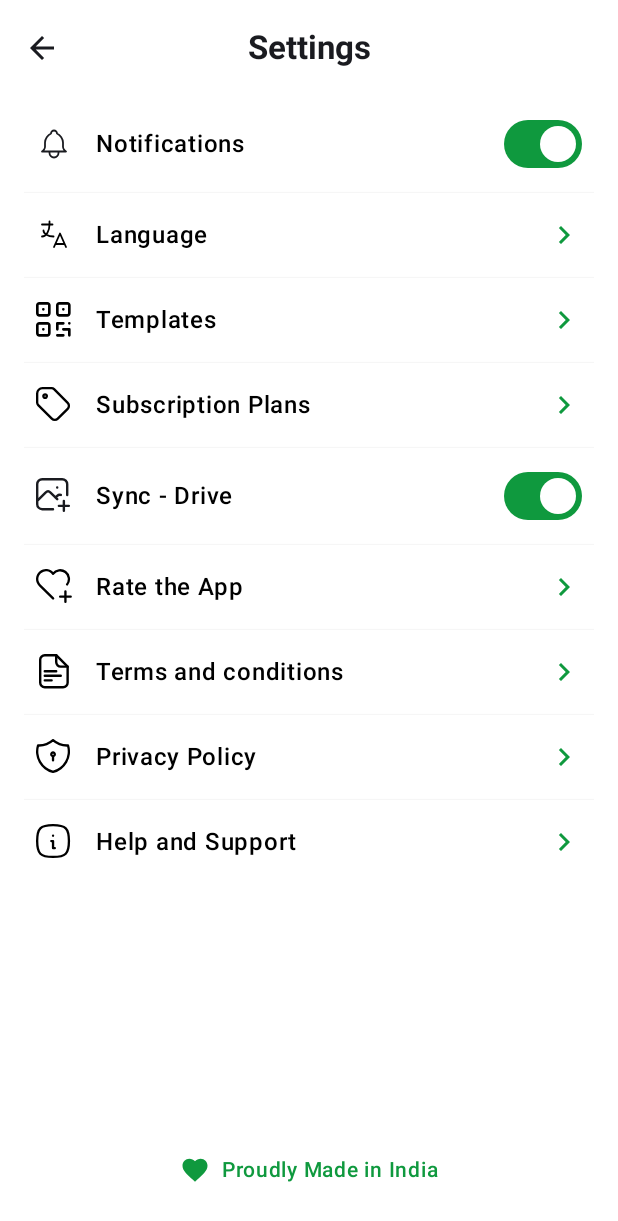
After one commit to ayaxan7/Geo-Snap, an Android app built with Jetpack Compose: the composable SettingsScreen shown on its own in the app's theme, on a phone screen of 412 x 824 dp. The commit adds this screen. Shown: the top 1221 px of the screen. Run offline under Robolectric (Android 15) with nearby library versions, the phone set to English and light mode, and no system bars.

Commit message:
Add SettingsScreen with navigation and settings options

```diff
--- a/app/src/main/java/com/chirag/geosnap/presentation/navigation/Destination.kt
+++ b/app/src/main/java/com/chirag/geosnap/presentation/navigation/Destination.kt
@@ -18,6 +18,7 @@ sealed class Destination(val route: String) {
     data object Language : Destination(route = LanguageRoute)
     data object Home : Destination(route = HomeRoute)
     data object Gallery : Destination(route = GalleryRoute)
+    data object Settings : Destination(route = SettingsRoute)
 
     /** Full-screen media viewer, opened at the tapped gallery [index]. */
     data class GalleryViewer(val index: Int) : Destination(
@@ -70,6 +71,7 @@ private const val PermissionsRoute = "permissions"
 private const val LanguageRoute = "language"
 private const val HomeRoute = "home"
 private const val GalleryRoute = "gallery"
+private const val SettingsRoute = "settings"
 
 /** Central navigation entry points for the app. */
 fun NavController.navigateTo(destination: Destination, builder: NavOptionsBuilder.() -> Unit = {}) {
@@ -82,6 +84,10 @@ fun NavController.navigateToPermissions() {
 
 fun NavController.navigateToLanguage() {
     navigateTo(Destination.Language) { launchSingleTop = true }
+}
+
+fun NavController.navigateToSettings() {
+    navigateTo(Destination.Settings) { launchSingleTop = true }
 }
 
 fun NavController.navigateToHome() {
--- a/app/src/main/java/com/chirag/geosnap/presentation/navigation/GeoSnapNavHost.kt
+++ b/app/src/main/java/com/chirag/geosnap/presentation/navigation/GeoSnapNavHost.kt
@@ -38,6 +38,7 @@ import com.chirag.geosnap.presentation.home.HomeScreen
 import com.chirag.geosnap.presentation.main.MainViewModel
 import com.chirag.geosnap.presentation.onboarding.LanguageScreen
 import com.chirag.geosnap.presentation.onboarding.PermissionsScreen
+import com.chirag.geosnap.presentation.settings.SettingsScreen
 
 /**
  * App root: observes the persisted onboarding state asynchronously and only
@@ -126,7 +127,14 @@ internal fun GeoSnapNavHost(startDestination: String, isAlreadyOnboarded: Boolea
                 onTakeVideo = { navController.navigateToCamera(CameraMode.VIDEO) },
                 onQuickShare = { navController.navigateToCamera(CameraMode.QUICK_SHARE) },
                 onOpenGallery = navController::navigateToGallery,
-                onOpenSettings=navController::navigateToLanguage
+                onOpenSettings = navController::navigateToSettings
+            )
+        }
+
+        composable(Destination.Settings.route) {
+            SettingsScreen(
+                onBack = navController::popBackStack,
+                onLanguageClick = navController::navigateToLanguage
             )
         }
 
--- /dev/null
+++ b/app/src/main/java/com/chirag/geosnap/presentation/settings/SettingsScreen.kt
@@ -0,0 +1,273 @@
+package com.chirag.geosnap.presentation.settings
+
+import androidx.annotation.DrawableRes
+import androidx.compose.foundation.clickable
+import androidx.compose.foundation.layout.Arrangement
+import androidx.compose.foundation.layout.Column
+import androidx.compose.foundation.layout.Row
+import androidx.compose.foundation.layout.Spacer
+import androidx.compose.foundation.layout.fillMaxSize
+import androidx.compose.foundation.layout.fillMaxWidth
+import androidx.compose.foundation.layout.padding
+import androidx.compose.foundation.layout.size
+import androidx.compose.foundation.rememberScrollState
+import androidx.compose.foundation.verticalScroll
+import androidx.compose.material.icons.Icons
+import androidx.compose.material.icons.automirrored.filled.ArrowBack
+import androidx.compose.material.icons.automirrored.filled.ExitToApp
+import androidx.compose.material.icons.automirrored.filled.HelpOutline
+import androidx.compose.material.icons.automirrored.filled.ListAlt
+import androidx.compose.material.icons.filled.ChevronRight
+import androidx.compose.material.icons.filled.CloudSync
+import androidx.compose.material.icons.filled.Favorite
+import androidx.compose.material.icons.filled.FavoriteBorder
+import androidx.compose.material.icons.filled.LocalOffer
+import androidx.compose.material.icons.filled.NotificationsNone
+import androidx.compose.material.icons.filled.Security
+import androidx.compose.material.icons.filled.SpaceDashboard
+import androidx.compose.material.icons.filled.Translate
+import androidx.compose.material3.Divider
+import androidx.compose.material3.ExperimentalMaterial3Api
+import androidx.compose.material3.HorizontalDivider
+import androidx.compose.material3.Icon
+import androidx.compose.material3.IconButton
+import androidx.compose.material3.MaterialTheme
+import androidx.compose.material3.Scaffold
+import androidx.compose.material3.Switch
+import androidx.compose.material3.SwitchDefaults
+import androidx.compose.material3.Text
+import androidx.compose.material3.TopAppBar
+import androidx.compose.material3.TopAppBarDefaults
+import androidx.compose.runtime.Composable
+import androidx.compose.runtime.getValue
+import androidx.compose.runtime.mutableStateOf
+import androidx.compose.runtime.remember
+import androidx.compose.runtime.setValue
+import androidx.compose.ui.Alignment
+import androidx.compose.ui.Modifier
+import androidx.compose.ui.graphics.Color
+import androidx.compose.ui.graphics.vector.ImageVector
+import androidx.compose.ui.res.painterResource
+import androidx.compose.ui.res.stringResource
+import androidx.compose.ui.text.font.FontWeight
+import androidx.compose.ui.unit.dp
+import androidx.compose.ui.unit.sp
+import com.chirag.geosnap.R
+import com.chirag.geosnap.ui.theme.PrimaryGreen
+
+@OptIn(ExperimentalMaterial3Api::class)
+@Composable
+fun SettingsScreen(
+    onBack: () -> Unit,
+    onLanguageClick: () -> Unit
+) {
+    var notificationsEnabled by remember { mutableStateOf(true) }
+    var syncEnabled by remember { mutableStateOf(true) }
+
+    Scaffold(
+        topBar = {
+            TopAppBar(
+                title = {
+                    Text(
+                        text = "Settings",
+                        fontWeight = FontWeight.Bold,
+                        modifier = Modifier.fillMaxWidth().padding(end = 48.dp),
+                        textAlign = androidx.compose.ui.text.style.TextAlign.Center
+                    )
+                },
+                navigationIcon = {
+                    IconButton(onClick = onBack) {
+                        Icon(
+                            imageVector = Icons.AutoMirrored.Filled.ArrowBack,
+                            contentDescription = "Back"
+                        )
+                    }
+                },
+                colors = TopAppBarDefaults.topAppBarColors(
+                    containerColor = Color.White
+                )
+            )
+        },
+        containerColor = Color.White
+    ) { paddingValues ->
+        Column(
+            modifier = Modifier
+                .fillMaxSize()
+                .padding(paddingValues)
+                .verticalScroll(rememberScrollState())
+        ) {
+            SettingsItemSwitch(
+                icon = R.drawable.ic_notification,
+                title = "Notifications",
+                checked = notificationsEnabled,
+                onCheckedChange = { notificationsEnabled = it }
+            )
+            SettingsDivider()
+
+            SettingsItemArrow(
+                icon = R.drawable.ic_language,
+                title = "Language",
+                onClick = onLanguageClick
+            )
+            SettingsDivider()
+
+            SettingsItemArrow(
+                icon = R.drawable.ic_templates,
+                title = "Templates",
+                onClick = { }
+            )
+            SettingsDivider()
+
+            SettingsItemArrow(
+                icon = R.drawable.ic_subscription,
+                title = "Subscription Plans",
+                onClick = { }
+            )
+            SettingsDivider()
+
+            SettingsItemSwitch(
+                icon = R.drawable.ic_sync,
+                title = "Sync - Drive",
+                checked = syncEnabled,
+                onCheckedChange = { syncEnabled = it }
+            )
+            SettingsDivider()
+
+            SettingsItemArrow(
+                icon = R.drawable.ic_app_rating,
+                title = "Rate the App",
+                onClick = { }
+            )
+            SettingsDivider()
+
+            SettingsItemArrow(
+                icon = R.drawable.ic_terms,
+                title = "Terms and conditions",
+                onClick = { }
+            )
+            SettingsDivider()
+
+            SettingsItemArrow(
+                icon = R.drawable.ic_privacy,
+                title = "Privacy Policy",
+                onClick = { }
+            )
+            SettingsDivider()
+
+            SettingsItemArrow(
+                icon = R.drawable.ic_help,
+                title = "Help and Support",
+                onClick = { }
+            )
+
+            Spacer(modifier = Modifier.weight(1f))
+
+            Row(
+                modifier = Modifier
+                    .fillMaxWidth()
+                    .padding(vertical = 32.dp),
+                horizontalArrangement = Arrangement.Center,
+                verticalAlignment = Alignment.CenterVertically
+            ) {
+                Icon(
+                    imageVector = Icons.Default.Favorite,
+                    contentDescription = null,
+                    tint = PrimaryGreen,
+                    modifier = Modifier.size(20.dp)
+                )
+                Spacer(modifier = Modifier.padding(4.dp))
+                Text(
+                    text = "Proudly Made in India",
+                    color = PrimaryGreen,
+                    fontSize = 14.sp,
+                    fontWeight = FontWeight.Medium
+                )
+            }
+        }
+    }
+}
+
+@Composable
+private fun SettingsDivider() {
+    HorizontalDivider(
+        color = Color(0xFFF0F0F0),
+        thickness = (0.5f).dp,
+        modifier = Modifier.padding(horizontal = 16.dp)
+    )
+}
+
+@Composable
+private fun SettingsItemArrow(
+    @DrawableRes icon: Int,
+    title: String,
+    onClick: () -> Unit
+) {
+    Row(
+        modifier = Modifier
+            .fillMaxWidth()
+            .clickable(onClick = onClick)
+            .padding(horizontal = 24.dp, vertical = 16.dp),
+        verticalAlignment = Alignment.CenterVertically
+    ) {
+        Icon(
+            painter = painterResource(id = icon),
+            contentDescription = title,
+            tint = Color.Black,
+            modifier = Modifier.size(24.dp)
+        )
+        Spacer(modifier = Modifier.padding(8.dp))
+        Text(
+            text = title,
+            color = Color.Black,
+            fontSize = 16.sp,
+            fontWeight = FontWeight.Medium,
+            modifier = Modifier.weight(1f)
+        )
+        Icon(
+            imageVector = Icons.Default.ChevronRight,
+            contentDescription = null,
+            tint = PrimaryGreen,
+            modifier = Modifier.size(24.dp)
+        )
+    }
+}
+
+@Composable
+private fun SettingsItemSwitch(
+    @DrawableRes icon: Int,
+    title: String,
+    checked: Boolean,
+    onCheckedChange: (Boolean) -> Unit
+) {
+    Row(
+        modifier = Modifier
+            .fillMaxWidth()
+            .padding(horizontal = 24.dp, vertical = 8.dp),
+        verticalAlignment = Alignment.CenterVertically
+    ) {
+        Icon(
+            painter = painterResource(id = icon),
+            contentDescription = title,
+            modifier = Modifier.size(24.dp)
+        )
+        Spacer(modifier = Modifier.padding(8.dp))
+        Text(
+            text = title,
+            color = Color.Black,
+            fontSize = 16.sp,
+            fontWeight = FontWeight.Medium,
+            modifier = Modifier.weight(1f)
+        )
+        Switch(
+            checked = checked,
+            onCheckedChange = onCheckedChange,
+            colors = SwitchDefaults.colors(
+                checkedThumbColor = Color.White,
+                checkedTrackColor = PrimaryGreen,
+                uncheckedThumbColor = Color.White,
+                uncheckedTrackColor = Color.LightGray,
+                uncheckedBorderColor = Color.Transparent
+            )
+        )
+    }
+}
--- /dev/null
+++ b/app/src/main/res/drawable/ic_app_rating.xml
@@ -0,0 +1,13 @@
+<vector xmlns:android="http://schemas.android.com/apk/res/android"
+    android:width="17dp"
+    android:height="17dp"
+    android:viewportWidth="17"
+    android:viewportHeight="17">
+  <path
+      android:pathData="M8.062,13.893L1.812,7.703C1.399,7.301 1.075,6.819 0.858,6.287C0.641,5.754 0.537,5.182 0.552,4.607C0.567,4.032 0.701,3.466 0.946,2.945C1.19,2.425 1.54,1.96 1.973,1.581C2.406,1.203 2.912,0.917 3.461,0.744C4.009,0.57 4.587,0.512 5.159,0.573C5.731,0.634 6.285,0.813 6.784,1.098C7.283,1.384 7.718,1.769 8.062,2.231C8.731,1.351 9.721,0.773 10.816,0.624C11.911,0.475 13.021,0.767 13.9,1.436C14.78,2.105 15.358,3.096 15.507,4.191C15.656,5.286 15.364,6.396 14.695,7.275M11.395,13.059H16.395M13.895,10.559V15.559"
+      android:strokeLineJoin="round"
+      android:strokeWidth="1.1"
+      android:fillColor="#00000000"
+      android:strokeColor="#000000"
+      android:strokeLineCap="round"/>
+</vector>
--- /dev/null
+++ b/app/src/main/res/drawable/ic_help.xml
@@ -0,0 +1,13 @@
+<vector xmlns:android="http://schemas.android.com/apk/res/android"
+    android:width="17dp"
+    android:height="17dp"
+    android:viewportWidth="17"
+    android:viewportHeight="17">
+  <path
+      android:pathData="M8.051,5.55H8.059M7.217,8.05H8.051V11.383H8.884M8.051,0.55C14.051,0.55 15.551,2.05 15.551,8.05C15.551,14.05 14.051,15.55 8.051,15.55C2.051,15.55 0.551,14.05 0.551,8.05C0.551,2.05 2.051,0.55 8.051,0.55Z"
+      android:strokeLineJoin="round"
+      android:strokeWidth="1.1"
+      android:fillColor="#00000000"
+      android:strokeColor="#000000"
+      android:strokeLineCap="round"/>
+</vector>
--- /dev/null
+++ b/app/src/main/res/drawable/ic_language.xml
@@ -0,0 +1,13 @@
+<vector xmlns:android="http://schemas.android.com/apk/res/android"
+    android:width="20dp"
+    android:height="20dp"
+    android:viewportWidth="20"
+    android:viewportHeight="20">
+  <path
+      android:strokeWidth="1"
+      android:pathData="M3.334,4.167H9.167M7.501,2.5V4.167C7.501,7.848 5.635,10.833 3.334,10.833M4.167,7.5C4.167,9.287 6.627,10.757 9.751,10.833M10.001,16.667L13.334,9.167L16.667,16.667M15.917,15H10.751"
+      android:strokeLineJoin="round"
+      android:fillColor="#00000000"
+      android:strokeColor="#121212"
+      android:strokeLineCap="round"/>
+</vector>
--- a/app/src/main/res/drawable/ic_notification.xml
+++ b/app/src/main/res/drawable/ic_notification.xml
@@ -1,13 +1,13 @@
 <vector xmlns:android="http://schemas.android.com/apk/res/android"
-    android:width="14dp"
-    android:height="16dp"
-    android:viewportWidth="14"
-    android:viewportHeight="16">
+    android:width="20dp"
+    android:height="20dp"
+    android:viewportWidth="20"
+    android:viewportHeight="20">
   <path
-      android:pathData="M4.6,11.35V12.1C4.6,12.697 4.837,13.269 5.259,13.691C5.681,14.113 6.253,14.35 6.85,14.35C7.446,14.35 8.019,14.113 8.441,13.691C8.863,13.269 9.1,12.697 9.1,12.1V11.35M5.35,2.35C5.35,1.952 5.508,1.571 5.789,1.289C6.07,1.008 6.452,0.85 6.85,0.85C7.247,0.85 7.629,1.008 7.91,1.289C8.192,1.571 8.35,1.952 8.35,2.35C9.211,2.757 9.945,3.391 10.474,4.184C11.002,4.977 11.305,5.898 11.35,6.85V9.1C11.406,9.566 11.571,10.013 11.832,10.404C12.092,10.795 12.441,11.119 12.85,11.35H0.85C1.258,11.119 1.607,10.795 1.867,10.404C2.128,10.013 2.293,9.566 2.35,9.1V6.85C2.394,5.898 2.697,4.977 3.226,4.184C3.754,3.391 4.488,2.757 5.35,2.35Z"
+      android:strokeWidth="1"
+      android:pathData="M7.501,14.167V15C7.501,15.663 7.764,16.299 8.233,16.768C8.702,17.237 9.338,17.5 10.001,17.5C10.664,17.5 11.3,17.237 11.768,16.768C12.237,16.299 12.501,15.663 12.501,15V14.167M8.334,4.167C8.334,3.725 8.51,3.301 8.822,2.988C9.135,2.676 9.559,2.5 10.001,2.5C10.443,2.5 10.867,2.676 11.179,2.988C11.492,3.301 11.667,3.725 11.667,4.167C12.624,4.619 13.44,5.324 14.027,6.204C14.615,7.085 14.951,8.109 15.001,9.167V11.667C15.063,12.185 15.247,12.681 15.536,13.115C15.826,13.549 16.213,13.91 16.667,14.167H3.334C3.788,13.91 4.175,13.549 4.465,13.115C4.754,12.681 4.938,12.185 5.001,11.667V9.167C5.05,8.109 5.387,7.085 5.974,6.204C6.561,5.324 7.377,4.619 8.334,4.167Z"
       android:strokeLineJoin="round"
-      android:strokeWidth="1.7"
       android:fillColor="#00000000"
-      android:strokeColor="#0F993E"
+      android:strokeColor="#121212"
       android:strokeLineCap="round"/>
 </vector>
--- /dev/null
+++ b/app/src/main/res/drawable/ic_privacy.xml
@@ -0,0 +1,13 @@
+<vector xmlns:android="http://schemas.android.com/apk/res/android"
+    android:width="17dp"
+    android:height="17dp"
+    android:viewportWidth="17"
+    android:viewportHeight="17">
+  <path
+      android:pathData="M8.04,8.05C7.819,8.05 7.607,7.962 7.451,7.806C7.294,7.649 7.207,7.437 7.207,7.216C7.207,6.995 7.294,6.784 7.451,6.627C7.607,6.471 7.819,6.383 8.04,6.383C8.261,6.383 8.473,6.471 8.629,6.627C8.786,6.784 8.873,6.995 8.873,7.216C8.873,7.437 8.786,7.649 8.629,7.806C8.473,7.962 8.261,8.05 8.04,8.05ZM8.04,8.05V10.133M8.04,0.55C9.987,2.272 12.527,3.169 15.123,3.05C15.501,4.336 15.617,5.684 15.464,7.016C15.31,8.347 14.89,9.634 14.23,10.8C13.569,11.966 12.68,12.988 11.617,13.804C10.554,14.62 9.337,15.213 8.04,15.55C6.743,15.213 5.526,14.62 4.463,13.804C3.4,12.988 2.511,11.966 1.851,10.8C1.19,9.634 0.77,8.347 0.617,7.016C0.463,5.684 0.579,4.336 0.957,3.05C3.553,3.169 6.094,2.272 8.04,0.55Z"
+      android:strokeLineJoin="round"
+      android:strokeWidth="1.1"
+      android:fillColor="#00000000"
+      android:strokeColor="#000000"
+      android:strokeLineCap="round"/>
+</vector>
--- /dev/null
+++ b/app/src/main/res/drawable/ic_subscription.xml
@@ -0,0 +1,20 @@
+<vector xmlns:android="http://schemas.android.com/apk/res/android"
+    android:width="17dp"
+    android:height="17dp"
+    android:viewportWidth="17"
+    android:viewportHeight="17">
+  <path
+      android:pathData="M3.467,4.3C3.467,4.521 3.555,4.733 3.712,4.889C3.868,5.045 4.08,5.133 4.301,5.133C4.522,5.133 4.734,5.045 4.89,4.889C5.046,4.733 5.134,4.521 5.134,4.3C5.134,4.079 5.046,3.867 4.89,3.711C4.734,3.554 4.522,3.466 4.301,3.466C4.08,3.466 3.868,3.554 3.712,3.711C3.555,3.867 3.467,4.079 3.467,4.3Z"
+      android:strokeLineJoin="round"
+      android:strokeWidth="1.1"
+      android:fillColor="#00000000"
+      android:strokeColor="#000000"
+      android:strokeLineCap="round"/>
+  <path
+      android:pathData="M0.551,3.05V7.36C0.551,7.802 0.727,8.226 1.039,8.538L7.464,14.963C7.841,15.34 8.352,15.551 8.884,15.551C9.417,15.551 9.927,15.34 10.304,14.963L14.964,10.303C15.341,9.927 15.552,9.416 15.552,8.883C15.552,8.351 15.341,7.84 14.964,7.463L8.539,1.038C8.227,0.726 7.803,0.55 7.361,0.55H3.051C2.388,0.55 1.752,0.813 1.283,1.282C0.814,1.751 0.551,2.387 0.551,3.05Z"
+      android:strokeLineJoin="round"
+      android:strokeWidth="1.1"
+      android:fillColor="#00000000"
+      android:strokeColor="#000000"
+      android:strokeLineCap="round"/>
+</vector>
--- /dev/null
+++ b/app/src/main/res/drawable/ic_sync.xml
@@ -0,0 +1,13 @@
+<vector xmlns:android="http://schemas.android.com/apk/res/android"
+    android:width="18dp"
+    android:height="18dp"
+    android:viewportWidth="18"
+    android:viewportHeight="18">
+  <path
+      android:pathData="M10.6,4.766H10.608M8.516,15.6H3.1C2.437,15.6 1.801,15.336 1.332,14.867C0.863,14.399 0.6,13.763 0.6,13.1V3.1C0.6,2.437 0.863,1.801 1.332,1.332C1.801,0.863 2.437,0.6 3.1,0.6H13.1C13.763,0.6 14.399,0.863 14.867,1.332C15.336,1.801 15.6,2.437 15.6,3.1V8.516M0.6,11.433L4.766,7.266C5.54,6.522 6.493,6.522 7.266,7.266L10.6,10.599M9.766,9.767L10.6,8.933C11.158,8.397 11.808,8.247 12.418,8.483M11.433,13.933H16.433M13.933,11.433V16.433"
+      android:strokeLineJoin="round"
+      android:strokeWidth="1.2"
+      android:fillColor="#00000000"
+      android:strokeColor="#000000"
+      android:strokeLineCap="round"/>
+</vector>
--- /dev/null
+++ b/app/src/main/res/drawable/ic_templates.xml
@@ -0,0 +1,13 @@
+<vector xmlns:android="http://schemas.android.com/apk/res/android"
+    android:width="15dp"
+    android:height="15dp"
+    android:viewportWidth="15"
+    android:viewportHeight="15">
+  <path
+      android:pathData="M3.051,11.383V11.392M3.051,3.05V3.058M11.384,3.05V3.058M11.384,8.883H8.884V11.383M13.884,8.883V8.891M8.884,13.883H11.384M11.384,11.383H13.884V13.883M0.551,1.383C0.551,1.162 0.639,0.95 0.795,0.794C0.951,0.638 1.163,0.55 1.384,0.55H4.717C4.938,0.55 5.15,0.638 5.307,0.794C5.463,0.95 5.551,1.162 5.551,1.383V4.716C5.551,4.937 5.463,5.149 5.307,5.306C5.15,5.462 4.938,5.55 4.717,5.55H1.384C1.163,5.55 0.951,5.462 0.795,5.306C0.639,5.149 0.551,4.937 0.551,4.716V1.383ZM8.884,1.383C8.884,1.162 8.972,0.95 9.128,0.794C9.284,0.638 9.496,0.55 9.717,0.55H13.051C13.272,0.55 13.484,0.638 13.64,0.794C13.796,0.95 13.884,1.162 13.884,1.383V4.716C13.884,4.937 13.796,5.149 13.64,5.306C13.484,5.462 13.272,5.55 13.051,5.55H9.717C9.496,5.55 9.284,5.462 9.128,5.306C8.972,5.149 8.884,4.937 8.884,4.716V1.383ZM0.551,9.716C0.551,9.495 0.639,9.283 0.795,9.127C0.951,8.971 1.163,8.883 1.384,8.883H4.717C4.938,8.883 5.15,8.971 5.307,9.127C5.463,9.283 5.551,9.495 5.551,9.716V13.05C5.551,13.271 5.463,13.483 5.307,13.639C5.15,13.795 4.938,13.883 4.717,13.883H1.384C1.163,13.883 0.951,13.795 0.795,13.639C0.639,13.483 0.551,13.271 0.551,13.05V9.716Z"
+      android:strokeLineJoin="round"
+      android:strokeWidth="1.1"
+      android:fillColor="#00000000"
+      android:strokeColor="#000000"
+      android:strokeLineCap="round"/>
+</vector>
--- /dev/null
+++ b/app/src/main/res/drawable/ic_terms.xml
@@ -0,0 +1,20 @@
+<vector xmlns:android="http://schemas.android.com/apk/res/android"
+    android:width="13dp"
+    android:height="15dp"
+    android:viewportWidth="13"
+    android:viewportHeight="15">
+  <path
+      android:strokeWidth="1"
+      android:pathData="M2.405,7.167H7.167M2.405,9.071H9.071M2.405,10.976H5.262M11.929,11.929V5.262L7.167,0.5H2.405C1.9,0.5 1.415,0.701 1.058,1.058C0.701,1.415 0.5,1.9 0.5,2.405V11.929C0.5,12.434 0.701,12.918 1.058,13.275C1.415,13.633 1.9,13.833 2.405,13.833H10.024C10.529,13.833 11.014,13.633 11.371,13.275C11.728,12.918 11.929,12.434 11.929,11.929Z"
+      android:strokeLineJoin="round"
+      android:fillColor="#00000000"
+      android:strokeColor="#121212"
+      android:strokeLineCap="round"/>
+  <path
+      android:strokeWidth="1"
+      android:pathData="M7.166,0.5V3.357C7.166,3.862 7.367,4.347 7.724,4.704C8.081,5.061 8.566,5.262 9.071,5.262H11.928"
+      android:strokeLineJoin="round"
+      android:fillColor="#00000000"
+      android:strokeColor="#121212"
+      android:strokeLineCap="round"/>
+</vector>
```
